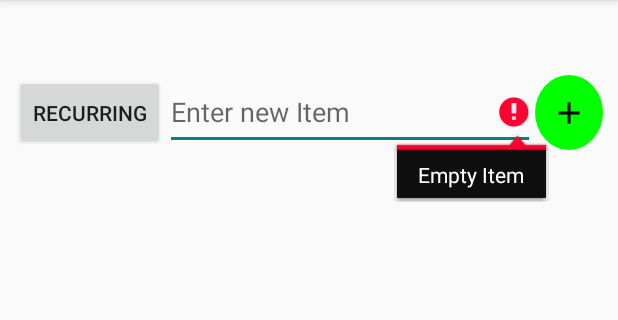
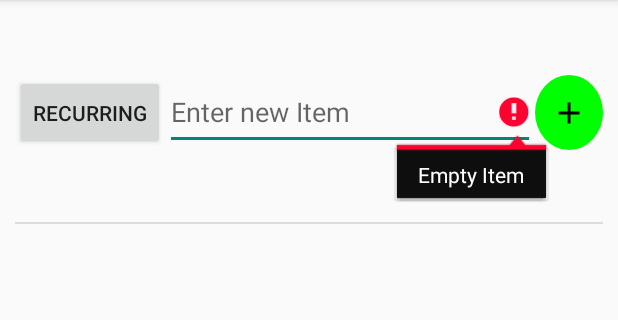
Before and after one commit to martinluo22/GroceryHelper, an Android app: the screen it shows after launch (HomeScreenActivity), after a tap on an icon or button, on a phone screen of 412 x 824 dp, the part 84-404 px from its top. Run offline under Robolectric (Android 15) with nearby library versions, the phone set to English and light mode, and no system bars.

Commit message:
Implement list view adpater and show rudimentary listview

```diff
--- a/app/src/main/java/io/martinluo/groceryhelper/GroceryItemAdapter.java
+++ b/app/src/main/java/io/martinluo/groceryhelper/GroceryItemAdapter.java
@@ -18,8 +18,10 @@ public class GroceryItemAdapter extends BaseAdapter {
     List<GroceryItem> groceryItems;
     Context context;
 
-    public GroceryItemAdapter(Context context){
+    public GroceryItemAdapter(Context context, List<GroceryItem> groceryItems){
+
         this.context = context;
+        this.groceryItems = groceryItems;
     }
 
 
@@ -55,8 +57,14 @@ public class GroceryItemAdapter extends BaseAdapter {
     }
 
 
-    public void addItems(GroceryItem tmp){
+    public void update(GroceryItem tmp) {
         groceryItems.add(tmp);
+        notifyDataSetChanged();
+    }
+
+    public void update(List<GroceryItem> groceryList){
+        groceryItems.clear();
+        groceryItems = groceryList;
         notifyDataSetChanged();
     }
 
--- a/app/src/main/java/io/martinluo/groceryhelper/HomeScreenActivity.java
+++ b/app/src/main/java/io/martinluo/groceryhelper/HomeScreenActivity.java
@@ -14,6 +14,7 @@ import android.widget.Button;
 import android.widget.CompoundButton;
 import android.widget.EditText;
 import android.widget.ImageButton;
+import android.widget.ListView;
 import android.widget.TextView;
 
 import java.util.LinkedList;
@@ -25,6 +26,8 @@ public class HomeScreenActivity extends AppCompatActivity {
 
     private List<GroceryItem> groceryItemList;
 
+    private GroceryItemAdapter adapter;
+
     @Override
     protected void onCreate(Bundle savedInstanceState) {
         super.onCreate(savedInstanceState);
@@ -33,12 +36,15 @@ public class HomeScreenActivity extends AppCompatActivity {
         Toolbar mainToolbar = (Toolbar) findViewById(R.id.main_toolbar);
         setSupportActionBar(mainToolbar);
 
-        setupButtonListeners();
-
         if (groceryItemList == null){
             groceryItemList = new LinkedList<>();
         }
 
+        adapter = new GroceryItemAdapter (this.getApplicationContext(), groceryItemList);
+
+        setUpListView();
+
+        setupButtonListeners();
     }
 
     public boolean onCreateOptionsMenu(Menu menu) {
@@ -104,10 +110,17 @@ public class HomeScreenActivity extends AppCompatActivity {
 
         GroceryItem groceryItem = new GroceryItem(tmp, isRecurring);
         groceryItemList.add(groceryItem);
+        adapter.update(groceryItem);
+
+        editText.setText("");
+    }
+
+    public void setUpListView(){
+
+        final ListView listview = (ListView) findViewById(R.id.main_list_view);
+        listview.setAdapter(adapter);
 
 
-
-        editText.setText("");
     }
 
 
--- a/app/src/main/res/layout/activity_main.xml
+++ b/app/src/main/res/layout/activity_main.xml
@@ -16,6 +16,7 @@
         app:popupTheme="@style/ThemeOverlay.AppCompat.Light"/>
 
     <LinearLayout
+        android:id="@+id/input_ll"
         android:layout_width="match_parent"
         android:layout_height="50dp"
         android:layout_marginTop="50dp"
@@ -52,4 +53,13 @@
             />
     </LinearLayout>
 
+    <ListView
+        android:id="@+id/main_list_view"
+        android:layout_width="match_parent"
+        android:layout_height="wrap_content"
+        android:layout_marginLeft="10dp"
+        android:layout_marginRight="10dp"
+        android:layout_below="@+id/input_ll"
+        />
+
 </RelativeLayout>
```
Also changed, not shown: app/src/main/res/layout/list_row.xml (added, +10 -0 lines).
